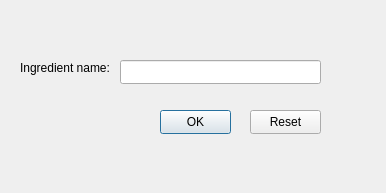
Before: the Qt Designer form removefromstorage.ui in khooinguyeen/FoodManagementSystem, drawn with Qt 5.
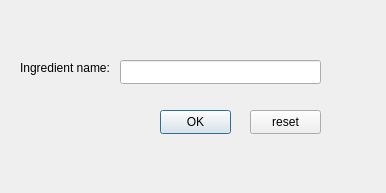
After: the same form once the commit is applied.

What changed in the file:
```diff
--- a/removefromstorage.ui
+++ b/removefromstorage.ui
@@ -59,7 +59,7 @@
     </rect>
    </property>
    <property name="text">
-    <string>Reset</string>
+    <string>reset</string>
    </property>
   </widget>
  </widget>
```
Left out of the diff: 2 changed lines with no effect on the pictures.
